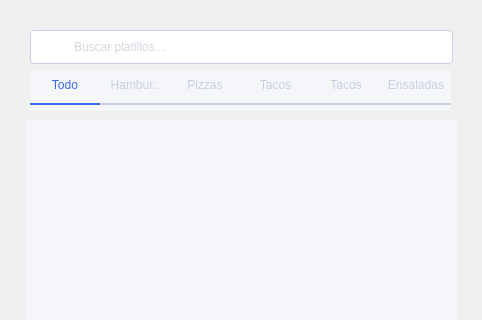
AngelGenis/Appetizer, file appetizer-core/components-mesero/menuplatillos.ui: the form before one commit; both pictures show x 0 to 482 and y 0 to 320 of the 482 by 581 pixel window.
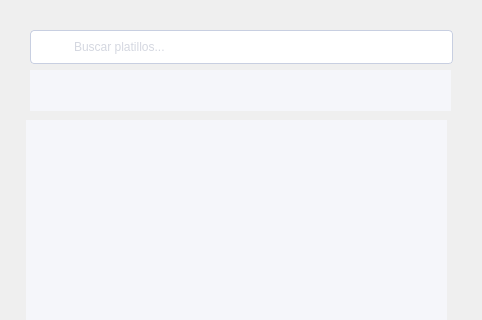
The form after the commit. Icons and pictures are not drawn. Custom widgets are drawn as their Qt base class.

Commit message: Enhance: Mejor catalogo de menu y categorías

```diff
--- a/appetizer-core/components-mesero/menuplatillos.ui
+++ b/appetizer-core/components-mesero/menuplatillos.ui
@@ -65,7 +65,7 @@
     <rect>
      <x>26</x>
      <y>120</y>
-     <width>431</width>
+     <width>421</width>
      <height>461</height>
     </rect>
    </property>
@@ -83,7 +83,7 @@
      <rect>
       <x>0</x>
       <y>0</y>
-      <width>431</width>
+      <width>421</width>
       <height>461</height>
      </rect>
     </property>
@@ -103,10 +103,44 @@
       <number>0</number>
      </property>
      <property name="bottomMargin">
-      <number>0</number>
+      <number>10</number>
      </property>
      <item row="0" column="0">
-      <layout class="QGridLayout" name="grid_platillos"/>
+      <widget class="QWidget" name="platillo_grid" native="true">
+       <layout class="QGridLayout" name="grid_platillos">
+        <property name="sizeConstraint">
+         <enum>QLayout::SetDefaultConstraint</enum>
+        </property>
+        <property name="leftMargin">
+         <number>0</number>
+        </property>
+        <property name="topMargin">
+         <number>0</number>
+        </property>
+        <property name="rightMargin">
+         <number>0</number>
+        </property>
+        <property name="bottomMargin">
+         <number>0</number>
+        </property>
+        <property name="horizontalSpacing">
+         <number>5</number>
+        </property>
+       </layout>
+      </widget>
+     </item>
+     <item row="1" column="0">
+      <spacer name="verticalSpacer">
+       <property name="orientation">
+        <enum>Qt::Vertical</enum>
+       </property>
+       <property name="sizeHint" stdset="0">
+        <size>
+         <width>20</width>
+         <height>40</height>
+        </size>
+       </property>
+      </spacer>
      </item>
     </layout>
    </widget>
@@ -163,137 +197,7 @@
         <number>0</number>
        </property>
        <item>
-        <widget class="QPushButton" name="pushButton">
-         <property name="cursor">
-          <cursorShape>PointingHandCursor</cursorShape>
-         </property>
-         <property name="styleSheet">
-          <string notr="true">color: #3C6AF1;
-font: 12x &quot;SF Pro Text&quot;;
-border: 2px solid rgba(0,0,0,0);
-padding-bottom: 11px;
-border-bottom: 2px solid #3C6AF1;
-</string>
-         </property>
-         <property name="text">
-          <string>Todo</string>
-         </property>
-        </widget>
-       </item>
-       <item>
-        <widget class="QPushButton" name="pushButton_2">
-         <property name="cursor">
-          <cursorShape>PointingHandCursor</cursorShape>
-         </property>
-         <property name="styleSheet">
-          <string notr="true">QPushButton{
-	color: #C8CFE1;
-	font: 12x &quot;SF Pro Text&quot;;
-	border: 2px solid rgba(0,0,0,0);
-	padding-bottom: 11px;
-	border-bottom: 2px solid #C8CFE1;
-}
-QPushButton:hover{
-	color: #89ACFA;
-border-bottom: 2px solid #89ACFA;
-}</string>
-         </property>
-         <property name="text">
-          <string>Hambur..</string>
-         </property>
-        </widget>
-       </item>
-       <item>
-        <widget class="QPushButton" name="pushButton_3">
-         <property name="cursor">
-          <cursorShape>PointingHandCursor</cursorShape>
-         </property>
-         <property name="styleSheet">
-          <string notr="true">QPushButton{
-	color: #C8CFE1;
-	font: 12x &quot;SF Pro Text&quot;;
-	border: 2px solid rgba(0,0,0,0);
-	padding-bottom: 11px;
-	border-bottom: 2px solid #C8CFE1;
-}
-QPushButton:hover{
-	color: #89ACFA;
-border-bottom: 2px solid #89ACFA;
-}</string>
-         </property>
-         <property name="text">
-          <string>Pizzas</string>
-         </property>
-        </widget>
-       </item>
-       <item>
-        <widget class="QPushButton" name="pushButton_4">
-         <property name="cursor">
-          <cursorShape>PointingHandCursor</cursorShape>
-         </property>
-         <property name="styleSheet">
-          <string notr="true">QPushButton{
-	color: #C8CFE1;
-	font: 12x &quot;SF Pro Text&quot;;
-	border: 2px solid rgba(0,0,0,0);
-	padding-bottom: 11px;
-	border-bottom: 2px solid #C8CFE1;
-}
-QPushButton:hover{
-	color: #89ACFA;
-border-bottom: 2px solid #89ACFA;
-}</string>
-         </property>
-         <property name="text">
-          <string>Tacos</string>
-         </property>
-        </widget>
-       </item>
-       <item>
-        <widget class="QPushButton" name="pushButton_5">
-         <property name="cursor">
-          <cursorShape>PointingHandCursor</cursorShape>
-         </property>
-         <property name="styleSheet">
-          <string notr="true">QPushButton{
-	color: #C8CFE1;
-	font: 12x &quot;SF Pro Text&quot;;
-	border: 2px solid rgba(0,0,0,0);
-	padding-bottom: 11px;
-	border-bottom: 2px solid #C8CFE1;
-}
-QPushButton:hover{
-	color: #89ACFA;
-border-bottom: 2px solid #89ACFA;
-}</string>
-         </property>
-         <property name="text">
-          <string>Tacos</string>
-         </property>
-        </widget>
-       </item>
-       <item>
-        <widget class="QPushButton" name="pushButton_6">
-         <property name="cursor">
-          <cursorShape>PointingHandCursor</cursorShape>
-         </property>
-         <property name="styleSheet">
-          <string notr="true">QPushButton{
-	color: #C8CFE1;
-	font: 12x &quot;SF Pro Text&quot;;
-	border: 2px solid rgba(0,0,0,0);
-	padding-bottom: 11px;
-	border-bottom: 2px solid #C8CFE1;
-}
-QPushButton:hover{
-	color: #89ACFA;
-border-bottom: 2px solid #89ACFA;
-}</string>
-         </property>
-         <property name="text">
-          <string>Ensaladas</string>
-         </property>
-        </widget>
+        <widget class="MenuButton" name="btnTest" native="true"/>
        </item>
       </layout>
      </item>
@@ -301,6 +205,14 @@
    </widget>
   </widget>
  </widget>
+ <customwidgets>
+  <customwidget>
+   <class>MenuButton</class>
+   <extends>QWidget</extends>
+   <header location="global">components-mesero/menubutton.h</header>
+   <container>1</container>
+  </customwidget>
+ </customwidgets>
  <resources>
   <include location="../Resources.qrc"/>
  </resources>
```
The commit also changes 23 other files.
